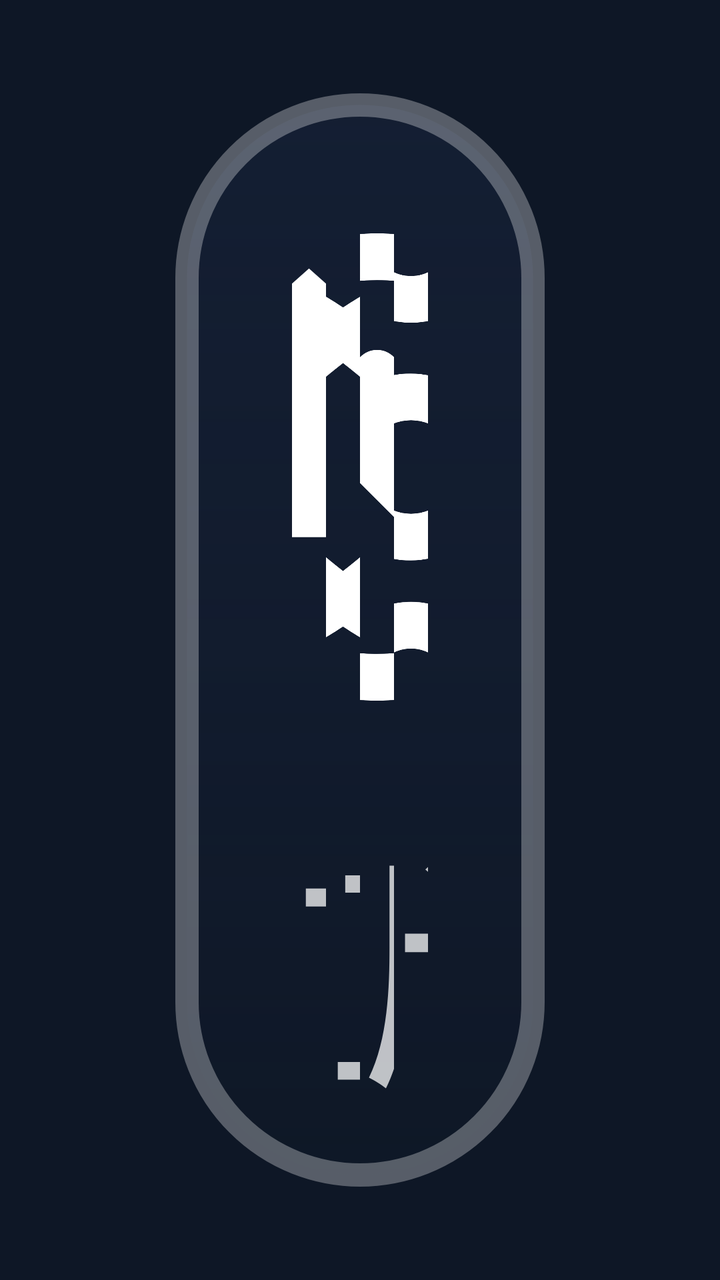
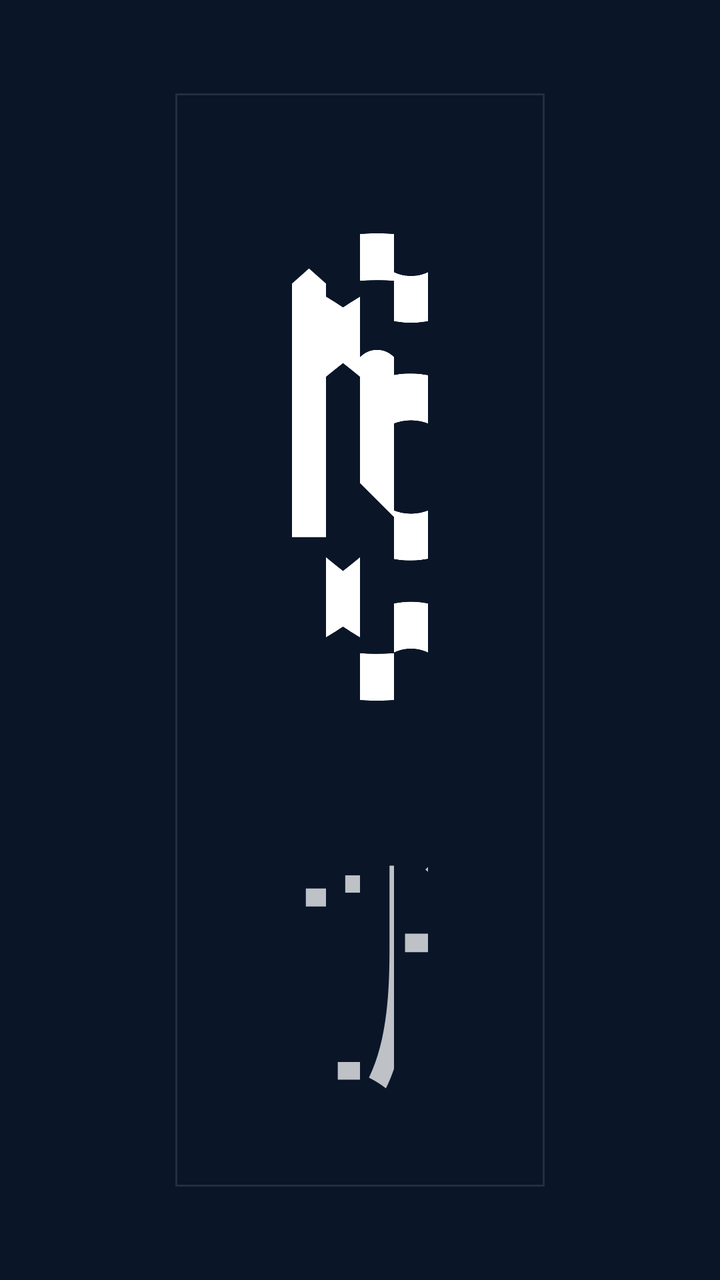

Screens rendered from an Android XML layout before and after an edit, with the pre-edit source and the edit as a unified diff.
<!-- AndroidManifest.xml: application theme AppTheme.NoActionBar -->
<!-- res/layout/view_bottom_nav.xml -->
﻿<?xml version="1.0" encoding="utf-8"?>
<FrameLayout xmlns:android="http://schemas.android.com/apk/res/android"
    android:id="@+id/bottomNav"
    android:layout_width="match_parent"
    android:layout_height="@dimen/vs_120"
    android:paddingLeft="@dimen/vs_15"
    android:paddingTop="@dimen/vs_8"
    android:paddingRight="@dimen/vs_15"
    android:paddingBottom="@dimen/vs_8">

    <LinearLayout
        android:layout_width="match_parent"
        android:layout_height="match_parent"
        android:background="@drawable/bg_bottom_nav"
        android:orientation="horizontal"
        android:paddingLeft="@dimen/vs_10"
        android:paddingTop="@dimen/vs_8"
        android:paddingRight="@dimen/vs_10"
        android:paddingBottom="@dimen/vs_8">

        <LinearLayout
            android:id="@+id/nav_home"
            android:layout_width="0dp"
            android:layout_height="match_parent"
            android:layout_weight="1"
            android:clickable="true"
            android:focusable="true"
            android:gravity="center"
            android:orientation="vertical">

            <ImageView
                android:layout_width="@dimen/vs_48"
                android:layout_height="@dimen/vs_48"
                android:src="@drawable/icon_home" />

            <TextView
                android:layout_width="wrap_content"
                android:layout_height="wrap_content"
                android:layout_marginTop="@dimen/vs_2"
                android:text="首页"
                android:textColor="@color/color_BBFFFFFF"
                android:textSize="@dimen/ts_22" />
        </LinearLayout>

        <LinearLayout
            android:id="@+id/nav_live"
            android:layout_width="0dp"
            android:layout_height="match_parent"
            android:layout_weight="1"
            android:clickable="true"
            android:focusable="true"
            android:gravity="center"
            android:orientation="vertical">

            <ImageView
                android:layout_width="@dimen/vs_48"
                android:layout_height="@dimen/vs_48"
                android:src="@drawable/icon_live" />

            <TextView
                android:layout_width="wrap_content"
                android:layout_height="wrap_content"
                android:layout_marginTop="@dimen/vs_2"
                android:text="直播"
                android:textColor="@color/color_BBFFFFFF"
                android:textSize="@dimen/ts_22" />
        </LinearLayout>

        <LinearLayout
            android:id="@+id/nav_history"
            android:layout_width="0dp"
            android:layout_height="match_parent"
            android:layout_weight="1"
            android:clickable="true"
            android:focusable="true"
            android:gravity="center"
            android:orientation="vertical">

            <ImageView
                android:layout_width="@dimen/vs_48"
                android:layout_height="@dimen/vs_48"
                android:src="@drawable/icon_history" />

            <TextView
                android:layout_width="wrap_content"
                android:layout_height="wrap_content"
                android:layout_marginTop="@dimen/vs_2"
                android:text="历史/收藏"
                android:textColor="@color/color_BBFFFFFF"
                android:textSize="@dimen/ts_22" />
        </LinearLayout>

        <LinearLayout
            android:id="@+id/nav_setting"
            android:layout_width="0dp"
            android:layout_height="match_parent"
            android:layout_weight="1"
            android:clickable="true"
            android:focusable="true"
            android:gravity="center"
            android:orientation="vertical">

            <ImageView
                android:layout_width="@dimen/vs_48"
                android:layout_height="@dimen/vs_48"
                android:src="@drawable/icon_setting" />

            <TextView
                android:layout_width="wrap_content"
                android:layout_height="wrap_content"
                android:layout_marginTop="@dimen/vs_2"
                android:text="设置"
                android:textColor="@color/color_BBFFFFFF"
                android:textSize="@dimen/ts_22" />
        </LinearLayout>
    </LinearLayout>
</FrameLayout>
<!-- resources referenced by this layout -->
<resources>
  <color name="color_BBFFFFFF">#bbffffff</color>
  <dimen name="ts_22">22mm</dimen>
  <dimen name="vs_10">10mm</dimen>
  <dimen name="vs_120">120mm</dimen>
  <dimen name="vs_15">15mm</dimen>
  <dimen name="vs_2">2mm</dimen>
  <dimen name="vs_48">48mm</dimen>
  <dimen name="vs_8">8mm</dimen>
  <!-- drawable bg_bottom_nav (drawable) -->
  <?xml version="1.0" encoding="utf-8"?>
  <shape xmlns:android="http://schemas.android.com/apk/res/android">
      <corners android:radius="120mm" />
      <gradient
          android:angle="270"
          android:startColor="#661B2844"
          android:centerColor="#401B2844"
          android:endColor="#260E1726" />
      <stroke
          android:width="@dimen/vs_2"
          android:color="#4DFFFFFF" />
  </shape>
  <!-- drawable icon_history (drawable) -->
  <vector xmlns:android="http://schemas.android.com/apk/res/android"
      android:width="48dp"
      android:height="48dp"
      android:viewportWidth="1024"
      android:viewportHeight="1024">
    <path
        android:pathData="M554.75,341.33a42.67,42.67 0,1 0,-85.33 0v170.84a42.67,42.67 0,0 0,12.5 30.17l106.58,106.5a42.67,42.67 0,1 0,60.33 -60.33L554.67,494.46V341.33z"
        android:fillColor="#ffffff"/>
    <path
        android:pathData="M273.66,267.65h36.65a42.67,42.67 0,1 1,0 85.33H170.67a42.67,42.67 0,0 1,-42.67 -42.67V170.67a42.67,42.67 0,0 1,85.33 0v36.65A425.39,425.39 0,0 1,512 85.33c235.65,0 426.67,191.02 426.67,426.67s-191.02,426.67 -426.67,426.67S85.33,747.65 85.33,512a42.67,42.67 0,1 1,85.33 0,341.33 341.33,0 1,0 103,-244.35z"
        android:fillColor="#ffffff"/>
  </vector>
  <!-- drawable icon_home (drawable) -->
  <vector xmlns:android="http://schemas.android.com/apk/res/android"
      android:width="48dp"
      android:height="48dp"
      android:viewportWidth="1024"
      android:viewportHeight="1024">
    <path
        android:pathData="M512,149.33L128,490.67v384h256V640h256v234.67h256v-384z"
        android:fillColor="#ffffff"/>
  </vector>
  <style name="AppTheme.NoActionBar" parent="AppTheme">
          <item name="android:windowActionBar">false</item>
          <item name="android:windowNoTitle">true</item>
          <item name="windowActionBar">false</item>
          <item name="android:windowFullscreen">true</item>//全屏即无通知栏
          <item name="android:windowContentOverlay">@null</item>//是否有遮盖
          <item name="windowNoTitle">true</item>
          <item name="android:keepScreenOn">true</item>
          
          <item name="android:windowBackground">#0E1726</item>
      </style>
  <style name="AppTheme" parent="Theme.AppCompat.Light.DarkActionBar">
          
          <item name="colorPrimary">@color/color_6200EE</item>
          <item name="colorPrimaryDark">@color/color_3700B3</item>
          <item name="colorAccent">@color/color_03DAC5</item>
      </style>
  <color name="color_6200EE">#6200EE</color>
  <color name="color_3700B3">#3700B3</color>
  <color name="color_03DAC5">#03DAC5</color>
  <!-- unchanged entries left out for length: 2 -->
</resources>

<!-- the commit's change to res/layout/view_bottom_nav.xml (unified diff, before → after) -->
@@ -12,6 +12,9 @@
         android:layout_width="match_parent"
         android:layout_height="match_parent"
         android:background="@drawable/bg_bottom_nav"
+    android:clickable="true"
+    android:elevation="12dp"
+    android:translationZ="12dp"
         android:orientation="horizontal"
         android:paddingLeft="@dimen/vs_10"
         android:paddingTop="@dimen/vs_8"
<!-- resource entries referenced after the edit -->
@@ -10,16 +10,12 @@
   <dimen name="vs_8">8mm</dimen>
   <!-- drawable bg_bottom_nav (drawable) -->
   <?xml version="1.0" encoding="utf-8"?>
-  <shape xmlns:android="http://schemas.android.com/apk/res/android">
-      <corners android:radius="120mm" />
-      <gradient
-          android:angle="270"
-          android:startColor="#661B2844"
-          android:centerColor="#401B2844"
-          android:endColor="#260E1726" />
+  <shape xmlns:android="http://schemas.android.com/apk/res/android"
+      android:shape="rectangle">
+      <solid android:color="@color/color_deep_navy" />
       <stroke
-          android:width="@dimen/vs_2"
-          android:color="#4DFFFFFF" />
+          android:width="1dp"
+          android:color="#1AFFFFFF" />
   </shape>
   <!-- drawable icon_history (drawable) -->
   <vector xmlns:android="http://schemas.android.com/apk/res/android"
@@ -53,8 +49,9 @@
           <item name="windowNoTitle">true</item>
           <item name="android:keepScreenOn">true</item>
           
-          <item name="android:windowBackground">#0E1726</item>
+          <item name="android:windowBackground">@color/color_deep_navy</item>
       </style>
+  <color name="color_deep_navy">#0A1628</color>
   <style name="AppTheme" parent="Theme.AppCompat.Light.DarkActionBar">
           
           <item name="colorPrimary">@color/color_6200EE</item>
